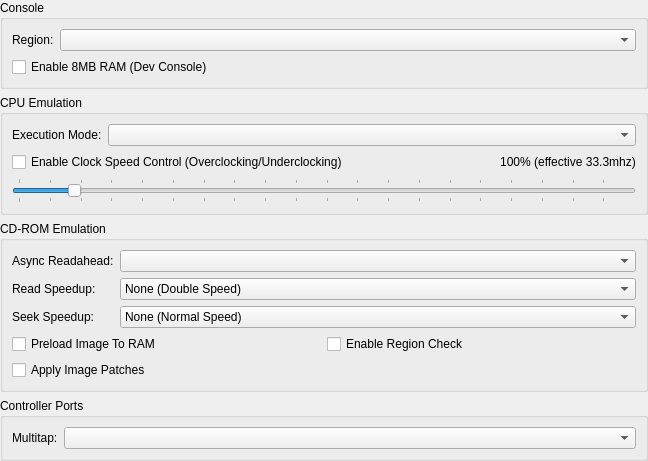
kofxi3584karlayang/duckstation, file src/duckstation-qt/consolesettingswidget.ui: the form before one commit.
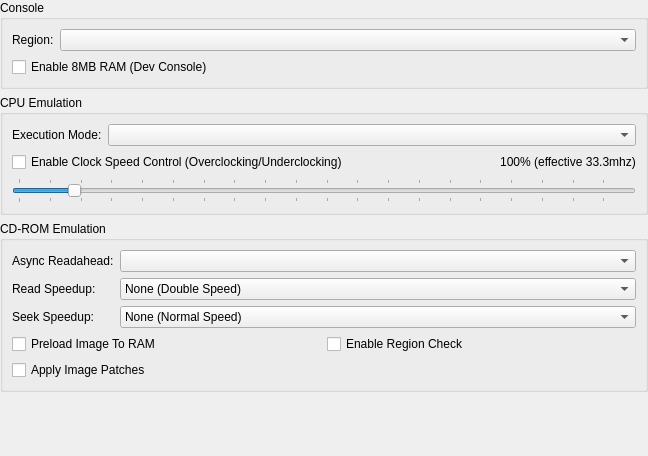
The form after the commit.

```diff
--- a/src/duckstation-qt/consolesettingswidget.ui
+++ b/src/duckstation-qt/consolesettingswidget.ui
@@ -305,25 +305,6 @@
      </layout>
     </widget>
    </item>
-   <item>
-    <widget class="QGroupBox" name="groupBox_3">
-     <property name="title">
-      <string>Controller Ports</string>
-     </property>
-     <layout class="QFormLayout" name="formLayout_2">
-      <item row="0" column="0">
-       <widget class="QLabel" name="label_4">
-        <property name="text">
-         <string>Multitap:</string>
-        </property>
-       </widget>
-      </item>
-      <item row="0" column="1">
-       <widget class="QComboBox" name="multitapMode"/>
-      </item>
-     </layout>
-    </widget>
-   </item>
    <item>
     <spacer name="verticalSpacer">
      <property name="orientation">
```
